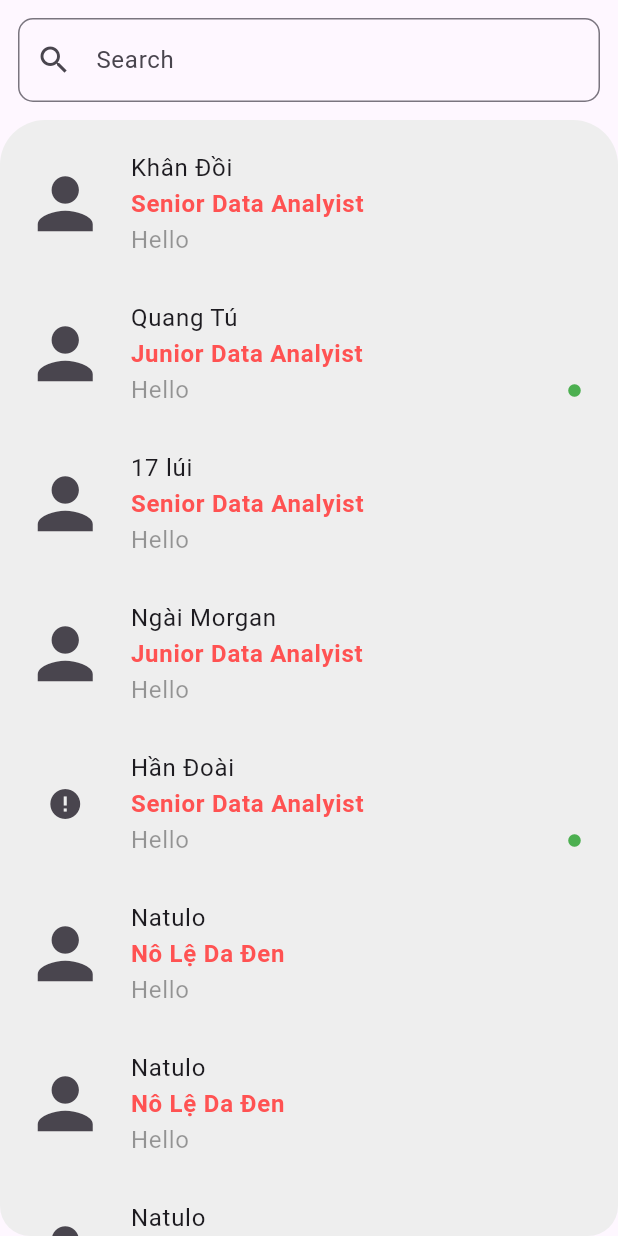
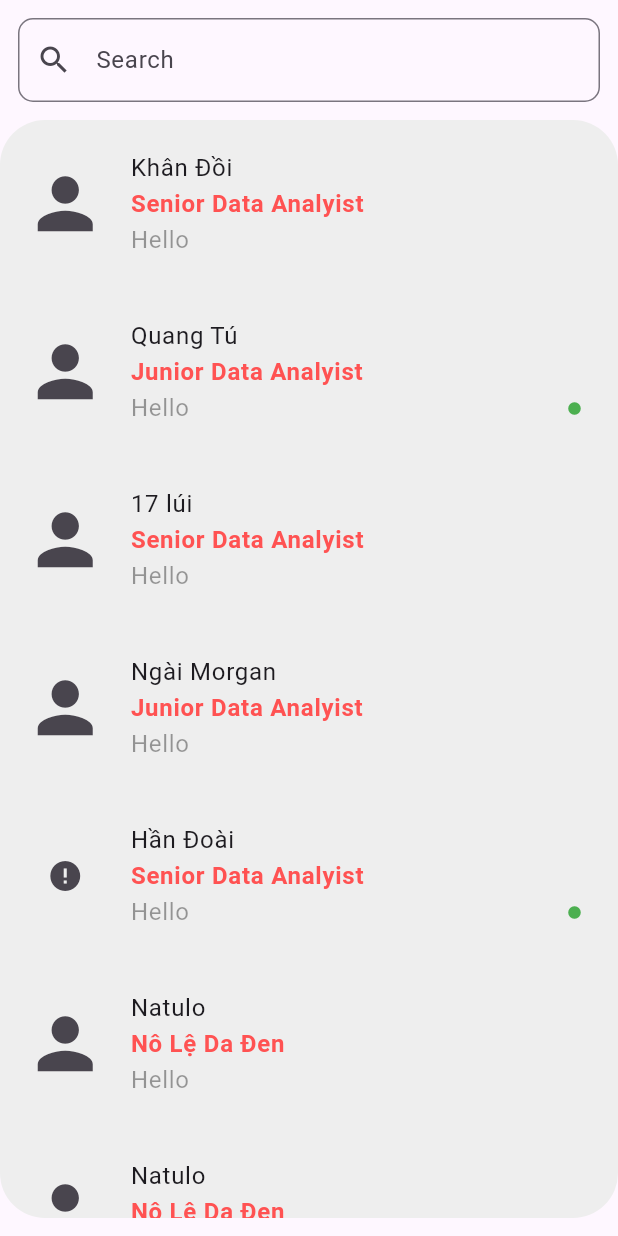
Before and after one commit to NTL2706/MobileAdvance, a Flutter app: the MessageWidget screen opened directly, on a phone screen of 412 x 824 dp. Run offline on Flutter 3.47's test engine with Material 3 defaults, Android fonts, the phone set to English and light mode, and no system bars; network calls fail.

Commit message:
update bottom

```diff
--- a/lib/feature/chat/views/all_user.dart
+++ b/lib/feature/chat/views/all_user.dart
@@ -31,7 +31,7 @@ class MessageWidget extends StatelessWidget {
               child: ClipRRect(
             borderRadius: BorderRadius.vertical(
               top: Radius.circular(30.0), // Bo góc ở trên
-              bottom: Radius.circular(20.0), // Bo góc ở dưới
+              bottom: Radius.circular(30.0), // Bo góc ở dưới
             ),
             child: Container(
               color: Colors.grey[200],
@@ -40,7 +40,7 @@ class MessageWidget extends StatelessWidget {
                     .length, // Replace this with your actual data count
                 itemBuilder: (context, index) {
                   return Padding(
-                      padding: EdgeInsets.only(top: 12),
+                      padding: EdgeInsets.only(top: 12, bottom: 12),
                       child: ListTile(
                         leading: Container(
                           width: 55, // Kích thước mặc định bạn muốn đặt
@@ -101,6 +101,7 @@ class MessageWidget extends StatelessWidget {
               ),
             ),
           )),
+          SizedBox(height: 12),
         ],
       ),
     );
```
